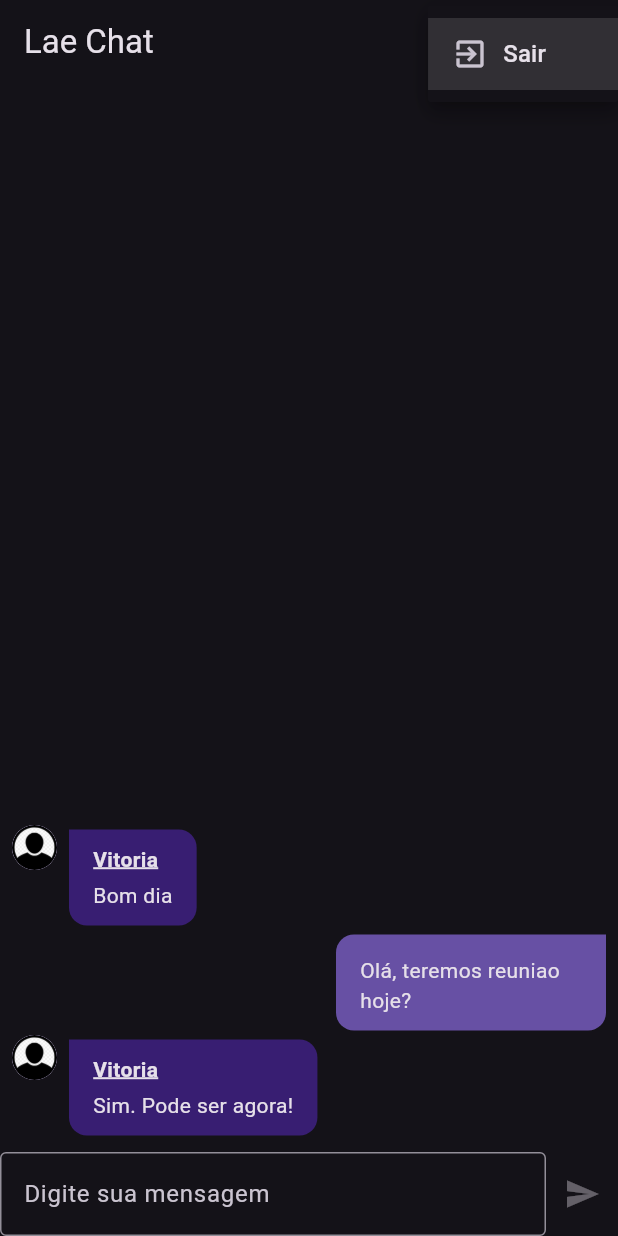
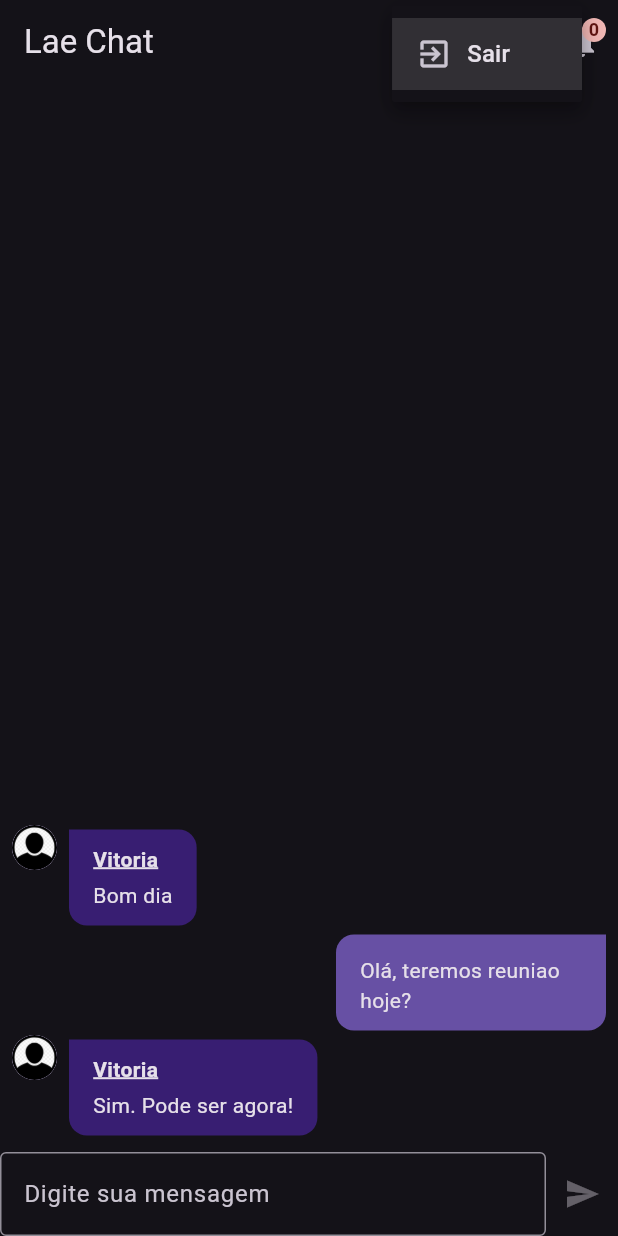
Before and after one commit to laesant/chat, a Flutter app: the screen it shows after launch, after a tap on the "more vert" icon, on a phone screen of 412 x 824 dp. Run offline on Flutter 3.47's test engine with Material 3 defaults, Android fonts, the phone set to English and light mode, and no system bars; our stand-ins replace image_picker; accounts and stored records are empty.

Commit message:
Notification Page

```diff
--- a/lib/core/services/notification/chat_notification_service.dart
+++ b/lib/core/services/notification/chat_notification_service.dart
@@ -5,6 +5,7 @@ class ChatNotificationService with ChangeNotifier {
   List<ChatNotification> _items = [];
 
   List<ChatNotification> get items => [..._items];
+  int get itemsCount => items.length;
 
   void add(ChatNotification notification) {
     _items.add(notification);
--- a/lib/pages/chat_page.dart
+++ b/lib/pages/chat_page.dart
@@ -1,7 +1,10 @@
 import 'package:chat/components/messages.dart';
 import 'package:chat/components/new_message.dart';
 import 'package:chat/core/services/auth/auth_service.dart';
+import 'package:chat/core/services/notification/chat_notification_service.dart';
+import 'package:chat/pages/notification_page.dart';
 import 'package:flutter/material.dart';
+import 'package:provider/provider.dart';
 
 class ChatPage extends StatelessWidget {
   const ChatPage({super.key});
@@ -30,7 +33,16 @@ class ChatPage extends StatelessWidget {
                     AuthService().signOut();
                   }
                 }),
-          )
+          ),
+          IconButton(
+              onPressed: () => Navigator.of(context).push(MaterialPageRoute(
+                  builder: (context) => const NotificationPage())),
+              icon: Badge(
+                  textStyle: const TextStyle(
+                      fontWeight: FontWeight.bold, fontSize: 12),
+                  label: Text(
+                      '${Provider.of<ChatNotificationService>(context).itemsCount}'),
+                  child: const Icon(Icons.notifications)))
         ]),
         body: const SafeArea(
           child: Column(children: [
```
Also changed, not shown: lib/pages/notification_page.dart (added, +17 -0 lines).
